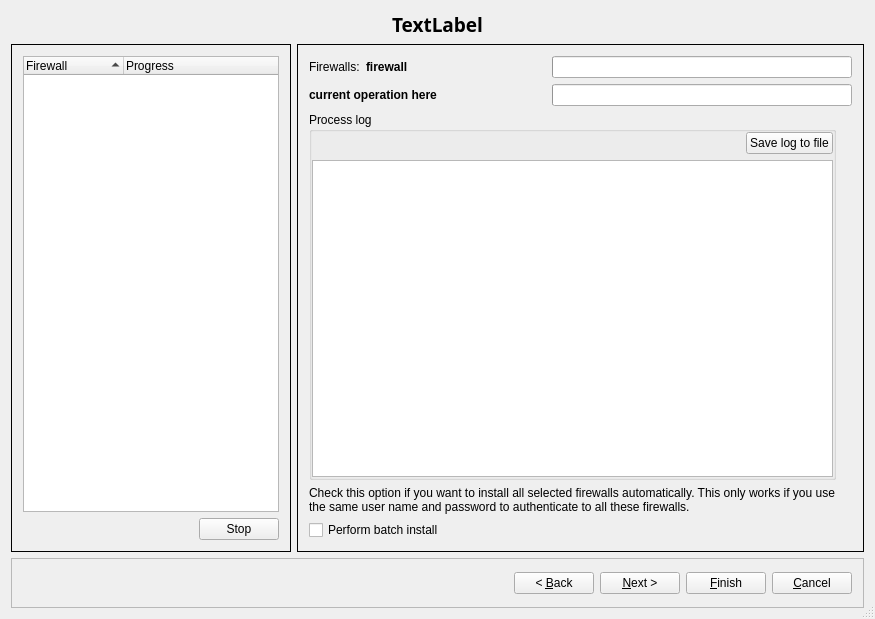
Before: the Qt Designer form src/gui/instdialog_q.ui in fwbuilder/fwbuilder, drawn with Qt 5.
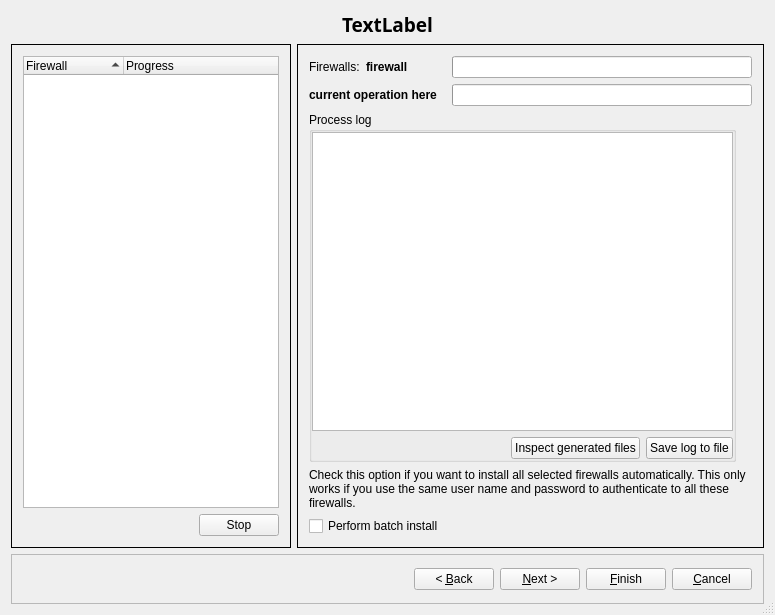
After: the same form once the commit is applied.

Diff of the .ui file:
```diff
--- a/src/gui/instdialog_q.ui
+++ b/src/gui/instdialog_q.ui
@@ -6,8 +6,8 @@
    <rect>
     <x>0</x>
     <y>0</y>
-    <width>875</width>
-    <height>619</height>
+    <width>775</width>
+    <height>615</height>
    </rect>
   </property>
   <property name="sizePolicy">
@@ -430,7 +430,14 @@
                <property name="margin">
                 <number>0</number>
                </property>
-               <item row="0" column="0">
+               <item row="1" column="0" colspan="3">
+                <widget class="QTextBrowser" name="procLogDisplay">
+                 <property name="openLinks">
+                  <bool>false</bool>
+                 </property>
+                </widget>
+               </item>
+               <item row="2" column="0">
                 <spacer>
                  <property name="orientation">
                   <enum>Qt::Horizontal</enum>
@@ -446,17 +453,17 @@
                  </property>
                 </spacer>
                </item>
-               <item row="0" column="1">
+               <item row="2" column="2">
                 <widget class="QPushButton" name="saveMCLogButton">
                  <property name="text">
                   <string>Save log to file</string>
                  </property>
                 </widget>
                </item>
-               <item row="1" column="0" colspan="2">
-                <widget class="QTextBrowser" name="procLogDisplay">
-                 <property name="openLinks">
-                  <bool>false</bool>
+               <item row="2" column="1">
+                <widget class="QPushButton" name="inspectGeneratedFiles">
+                 <property name="text">
+                  <string>Inspect generated files</string>
                  </property>
                 </widget>
                </item>
```
Left out of the diff: 17 changed lines with no effect on the pictures.
